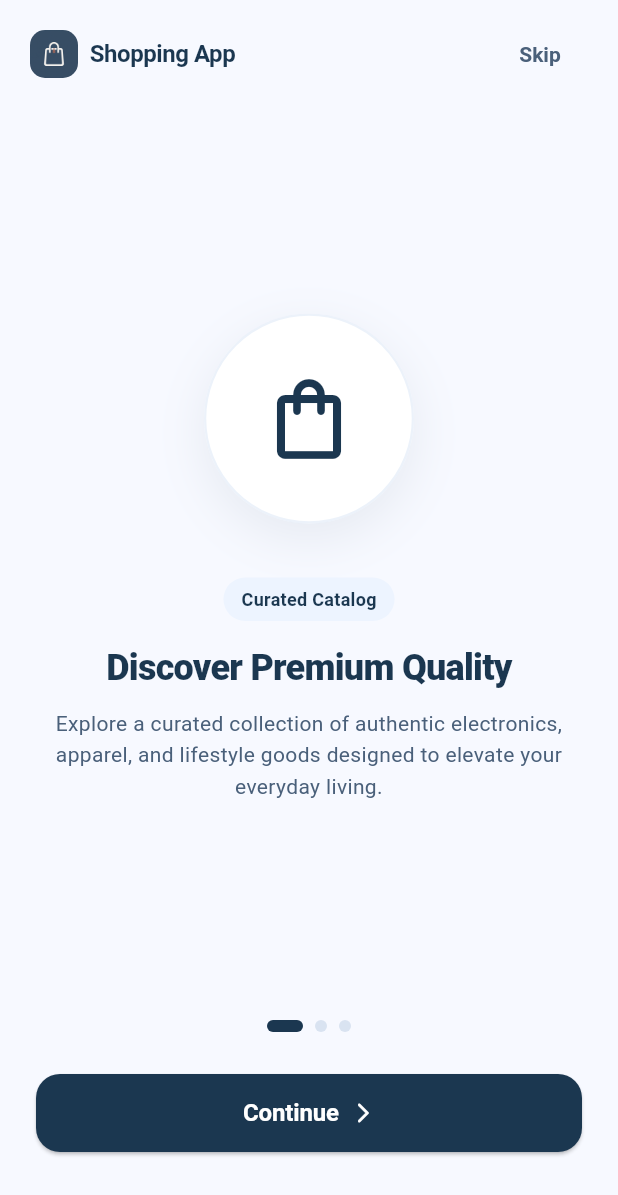
After one commit to mudasirunar/Shopping-App-Flutter, a Flutter app: the screen it shows after launch, on a phone screen of 412 x 824 dp. The commit adds this screen. Shown: the top 1195 px of the screen. Run offline on Flutter 3.47's test engine with Material 3 defaults, Android fonts, the phone set to English and light mode, and no system bars; our stand-ins replace cloud_firestore, firebase_auth, firebase_core, shared_preferences; accounts and stored records are empty.

Commit message:
feat: implement onboarding flow, add customizable sign-in options, and update back button styles across views

```diff
--- a/shopping_app/lib/core/theme/app_theme.dart
+++ b/shopping_app/lib/core/theme/app_theme.dart
@@ -1,4 +1,5 @@
 import 'package:flutter/material.dart';
+import 'package:flutter/services.dart';
 
 /// AppTheme defines the design system tokens extracted from the Stitch AI design.
 /// Features a Deep Slate / Ice White palette tailored for an elegant e-commerce experience.
@@ -68,6 +69,11 @@ class AppTheme {
         elevation: 0,
         scrolledUnderElevation: 1,
         centerTitle: false,
+        systemOverlayStyle: SystemUiOverlayStyle(
+          statusBarColor: Colors.transparent,
+          statusBarIconBrightness: Brightness.dark,
+          statusBarBrightness: Brightness.light,
+        ),
         titleTextStyle: TextStyle(
           color: primary,
           fontSize: 18,
--- a/shopping_app/lib/main.dart
+++ b/shopping_app/lib/main.dart
@@ -1,6 +1,8 @@
 import 'package:firebase_core/firebase_core.dart';
 import 'package:flutter/material.dart';
+import 'package:flutter/services.dart';
 import 'package:provider/provider.dart';
+import 'package:shared_preferences/shared_preferences.dart';
 import 'core/theme/app_theme.dart';
 import 'providers/address_provider.dart';
 import 'providers/auth_provider.dart';
@@ -8,9 +10,20 @@ import 'providers/cart_provider.dart';
 import 'providers/catalog_provider.dart';
 import 'providers/order_provider.dart';
 import 'views/main_shell.dart';
+import 'views/onboarding/onboarding_screen.dart';
 
 void main() async {
   WidgetsFlutterBinding.ensureInitialized();
+
+  SystemChrome.setSystemUIOverlayStyle(
+    const SystemUiOverlayStyle(
+      statusBarColor: Colors.transparent,
+      statusBarIconBrightness: Brightness.dark, // Android: dark status bar icons
+      statusBarBrightness: Brightness.light, // iOS: dark status bar text & icons
+      systemNavigationBarColor: Colors.white,
+      systemNavigationBarIconBrightness: Brightness.dark,
+    ),
+  );
 
   // Initialize Firebase purely from native config files (google-services.json & GoogleService-Info.plist)
   try {
@@ -19,11 +32,16 @@ void main() async {
     debugPrint('Firebase initialization note: $e');
   }
 
-  runApp(const ShoppingApp());
+  final prefs = await SharedPreferences.getInstance();
+  final hasSeenOnboarding = prefs.getBool('has_seen_onboarding') ?? false;
+
+  runApp(ShoppingApp(hasSeenOnboarding: hasSeenOnboarding));
 }
 
 class ShoppingApp extends StatelessWidget {
-  const ShoppingApp({super.key});
+  final bool hasSeenOnboarding;
+
+  const ShoppingApp({super.key, this.hasSeenOnboarding = false});
 
   @override
   Widget build(BuildContext context) {
@@ -39,7 +57,7 @@ class ShoppingApp extends StatelessWidget {
         title: 'Shopping App',
         debugShowCheckedModeBanner: false,
         theme: AppTheme.lightTheme,
-        home: const MainShell(),
+        home: hasSeenOnboarding ? const MainShell() : const OnboardingScreen(),
       ),
     );
   }
--- a/shopping_app/lib/views/address/addresses_screen.dart
+++ b/shopping_app/lib/views/address/addresses_screen.dart
@@ -63,7 +63,7 @@ class _AddressesScreenState extends State<AddressesScreen> {
         backgroundColor: AppTheme.surfaceContainerLowest,
         elevation: 0,
         leading: IconButton(
-          icon: const Icon(Icons.arrow_back, color: AppTheme.primary),
+          icon: const Icon(Icons.arrow_back_ios_new_rounded, color: AppTheme.primary, size: 20),
           onPressed: () => Navigator.pop(context),
         ),
         title: const Text(
--- a/shopping_app/lib/views/checkout/checkout_screen.dart
+++ b/shopping_app/lib/views/checkout/checkout_screen.dart
@@ -263,7 +263,7 @@ class _CheckoutScreenState extends State<CheckoutScreen> {
         backgroundColor: AppTheme.surfaceContainerLowest,
         elevation: 0,
         leading: IconButton(
-          icon: const Icon(Icons.arrow_back, color: AppTheme.primary),
+          icon: const Icon(Icons.arrow_back_ios_new_rounded, color: AppTheme.primary, size: 20),
           onPressed: () => Navigator.pop(context),
         ),
         title: const Text(
--- a/shopping_app/lib/views/details/product_details_screen.dart
+++ b/shopping_app/lib/views/details/product_details_screen.dart
@@ -39,7 +39,7 @@ class _ProductDetailsScreenState extends State<ProductDetailsScreen> {
         backgroundColor: AppTheme.surfaceContainerLowest,
         elevation: 0,
         leading: IconButton(
-          icon: const Icon(Icons.arrow_back, color: AppTheme.primary),
+          icon: const Icon(Icons.arrow_back_ios_new_rounded, color: AppTheme.primary, size: 20),
           onPressed: () => Navigator.pop(context),
         ),
         title: const Text(
--- /dev/null
+++ b/shopping_app/lib/views/onboarding/onboarding_screen.dart
@@ -0,0 +1,364 @@
+import 'package:flutter/material.dart';
+import 'package:flutter/services.dart';
+import 'package:shared_preferences/shared_preferences.dart';
+import '../../core/theme/app_theme.dart';
+import '../auth/sign_in_screen.dart';
+import '../main_shell.dart';
+
+class OnboardingScreen extends StatefulWidget {
+  const OnboardingScreen({super.key});
+
+  @override
+  State<OnboardingScreen> createState() => _OnboardingScreenState();
+}
+
+class _OnboardingScreenState extends State<OnboardingScreen> {
+  final PageController _pageController = PageController();
+  int _currentPage = 0;
+
+  static const List<_OnboardingData> _pages = [
+    _OnboardingData(
+      icon: Icons.shopping_bag_outlined,
+      title: 'Discover Premium Quality',
+      subtitle:
+          'Explore a curated collection of authentic electronics, apparel, and lifestyle goods designed to elevate your everyday living.',
+      badgeText: 'Curated Catalog',
+    ),
+    _OnboardingData(
+      icon: Icons.local_shipping_outlined,
+      title: 'Nationwide Cash on Delivery',
+      subtitle:
+          'Shop with complete peace of mind. Pay on arrival across Pakistan with free standard delivery on all orders over PKR 5,000.',
+      badgeText: 'Fast & Secure Delivery',
+    ),
+    _OnboardingData(
+      icon: Icons.verified_user_outlined,
+      title: 'Effortless Shopping & Tracking',
+      subtitle:
+          'Save up to 3 delivery addresses for instant checkout, track order history in real-time, and manage your cart smoothly.',
+      badgeText: 'Seamless Experience',
+    ),
+  ];
+
+  @override
+  void dispose() {
+    _pageController.dispose();
+    super.dispose();
+  }
+
+  Future<void> _completeOnboarding({required bool goToSignIn}) async {
+    final prefs = await SharedPreferences.getInstance();
+    await prefs.setBool('has_seen_onboarding', true);
+
+    if (!mounted) return;
+
+    if (goToSignIn) {
+      Navigator.pushReplacement(
+        context,
+        MaterialPageRoute(builder: (_) => const SignInScreen()),
+      );
+    } else {
+      Navigator.pushReplacement(
+        context,
+        MaterialPageRoute(builder: (_) => const MainShell()),
+      );
+    }
+  }
+
+  void _onNext() {
+    if (_currentPage < _pages.length - 1) {
+      _pageController.nextPage(
+        duration: const Duration(milliseconds: 350),
+        curve: Curves.easeInOut,
+      );
+    } else {
+      _completeOnboarding(goToSignIn: false);
+    }
+  }
+
+  @override
+  Widget build(BuildContext context) {
+    final isLastPage = _currentPage == _pages.length - 1;
+
+    return AnnotatedRegion<SystemUiOverlayStyle>(
+      value: const SystemUiOverlayStyle(
+        statusBarColor: Colors.transparent,
+        statusBarIconBrightness: Brightness.dark,
+        statusBarBrightness: Brightness.light,
+      ),
+      child: Scaffold(
+        backgroundColor: AppTheme.surface,
+        body: SafeArea(
+        child: Column(
+          children: [
+            // Top Navigation Bar
+            Padding(
+              padding: const EdgeInsets.symmetric(horizontal: 20, vertical: 12),
+              child: Row(
+                mainAxisAlignment: MainAxisAlignment.spaceBetween,
+                children: [
+                  // App Brand Mark
+                  Row(
+                    children: [
+                      ClipRRect(
+                        borderRadius: BorderRadius.circular(10),
+                        child: Image.asset(
+                          'assets/icon/app_icon.png',
+                          width: 32,
+                          height: 32,
+                          fit: BoxFit.cover,
+                        ),
+                      ),
+                      const SizedBox(width: 8),
+                      const Text(
+                        'Shopping App',
+                        style: TextStyle(
+                          fontSize: 16,
+                          fontWeight: FontWeight.w700,
+                          color: AppTheme.primary,
+                          letterSpacing: -0.3,
+                        ),
+                      ),
+                    ],
+                  ),
+
+                  // Skip Button (Keeps identical layout dimensions to prevent any top bar jerk)
+                  AnimatedOpacity(
+                    opacity: isLastPage ? 0.0 : 1.0,
+                    duration: const Duration(milliseconds: 250),
+                    curve: Curves.easeInOut,
+                    child: IgnorePointer(
+                      ignoring: isLastPage,
+                      child: TextButton(
+                        style: TextButton.styleFrom(
+                          foregroundColor: AppTheme.secondary,
+                          textStyle: const TextStyle(
+                            fontSize: 14,
+                            fontWeight: FontWeight.w600,
+                          ),
+                        ),
+                        onPressed: () => _completeOnboarding(goToSignIn: false),
+                        child: const Text('Skip'),
+                      ),
+                    ),
+                  ),
+                ],
+              ),
+            ),
+
+            // Page View
+            Expanded(
+              child: PageView.builder(
+                controller: _pageController,
+                itemCount: _pages.length,
+                onPageChanged: (index) => setState(() => _currentPage = index),
+                itemBuilder: (context, index) {
+                  final data = _pages[index];
+                  return Padding(
+                    padding: const EdgeInsets.symmetric(horizontal: 28),
+                    child: Column(
+                      mainAxisAlignment: MainAxisAlignment.center,
+                      children: [
+                        // Hero Icon Illustration Container
+                        Container(
+                          width: 140,
+                          height: 140,
+                          decoration: BoxDecoration(
+                            shape: BoxShape.circle,
+                            color: AppTheme.surfaceContainerLowest,
+                            boxShadow: [
+                              BoxShadow(
+                                color: AppTheme.primary.withOpacity(0.08),
+                                blurRadius: 28,
+                                offset: const Offset(0, 10),
+                              ),
+                            ],
+                            border: Border.all(
+                              color: AppTheme.surfaceContainerHigh.withOpacity(0.6),
+                              width: 1.5,
+                            ),
+                          ),
+                          child: Center(
+                            child: Icon(
+                              data.icon,
+                              size: 64,
+                              color: AppTheme.primary,
+                            ),
+                          ),
+                        ),
+                        const SizedBox(height: 36),
+
+                        // Badge Tag
+                        Container(
+                          padding: const EdgeInsets.symmetric(horizontal: 12, vertical: 6),
+                          decoration: BoxDecoration(
+                            color: AppTheme.surfaceContainerLow,
+                            borderRadius: BorderRadius.circular(20),
+                          ),
+                          child: Text(
+                            data.badgeText,
+                            style: const TextStyle(
+                              fontSize: 12,
+                              fontWeight: FontWeight.w700,
+                              color: AppTheme.primary,
+                              letterSpacing: 0.2,
+                            ),
+                          ),
+                        ),
+                        const SizedBox(height: 16),
+
+                        // Title
+                        Text(
+                          data.title,
+                          textAlign: TextAlign.center,
+                          style: const TextStyle(
+                            fontSize: 24,
+                            fontWeight: FontWeight.w800,
+                            color: AppTheme.primary,
+                            letterSpacing: -0.5,
+                            height: 1.25,
+                          ),
+                        ),
+                        const SizedBox(height: 12),
+
+                        // Subtitle
+                        Text(
+                          data.subtitle,
+                          textAlign: TextAlign.center,
+                          style: const TextStyle(
+                            fontSize: 14,
+                            color: AppTheme.secondary,
+                            height: 1.5,
+                          ),
+                        ),
+                      ],
+                    ),
+                  );
+                },
+              ),
+            ),
+
+            // Bottom Action Area
+            Padding(
+              padding: const EdgeInsets.fromLTRB(24, 8, 24, 20),
+              child: Column(
+                mainAxisSize: MainAxisSize.min,
+                children: [
+                  // Smooth Page Indicator Dots
+                  Row(
+                    mainAxisAlignment: MainAxisAlignment.center,
+                    children: List.generate(_pages.length, (index) {
+                      final isSelected = index == _currentPage;
+                      return AnimatedContainer(
+                        duration: const Duration(milliseconds: 300),
+                        curve: Curves.easeInOut,
+                        margin: const EdgeInsets.symmetric(horizontal: 4),
+                        width: isSelected ? 24 : 8,
+                        height: 8,
+                        decoration: BoxDecoration(
+                          color: isSelected
+                              ? AppTheme.primary
+                              : AppTheme.surfaceContainerHighest,
+                          borderRadius: BorderRadius.circular(4),
+                        ),
+                      );
+                    }),
+                  ),
+                  const SizedBox(height: 28),
+
+                  // Main Action Button (Next or Get Started)
+                  SizedBox(
+                    width: double.infinity,
+                    height: 52,
+                    child: ElevatedButton(
+                      style: ElevatedButton.styleFrom(
+                        backgroundColor: AppTheme.primary,
+                        foregroundColor: Colors.white,
+                        elevation: 1,
+                        shape: RoundedRectangleBorder(
+                          borderRadius: BorderRadius.circular(16),
+                        ),
+                      ),
+                      onPressed: _onNext,
+                      child: Row(
+                        mainAxisAlignment: MainAxisAlignment.center,
+                        children: [
+                          Text(
+                            isLastPage ? 'Get Started' : 'Continue',
+                            style: const TextStyle(
+                              fontSize: 16,
+                              fontWeight: FontWeight.w700,
+                            ),
+                          ),
+                          const SizedBox(width: 8),
+                          Icon(
+                            isLastPage
+                                ? Icons.arrow_forward_rounded
+                                : Icons.arrow_forward_ios_rounded,
+                            size: 16,
+                          ),
+                        ],
+                      ),
+                    ),
+                  ),
+                  const SizedBox(height: 12),
+
+                  // Sign In Option (Shown on the last step only, with smooth fade and fixed height to avoid layout shift)
+                  SizedBox(
+                    height: 24,
+                    child: AnimatedOpacity(
+                      opacity: isLastPage ? 1.0 : 0.0,
+                      duration: const Duration(milliseconds: 250),
+                      curve: Curves.easeInOut,
+                      child: IgnorePointer(
+                        ignoring: !isLastPage,
+                        child: Row(
+                          mainAxisAlignment: MainAxisAlignment.center,
+                          children: [
+                            const Text(
+                              'Already have an account? ',
+                              style: TextStyle(
+                                fontSize: 13,
+                                color: AppTheme.secondary,
+                              ),
+                            ),
+                            GestureDetector(
+                              onTap: () => _completeOnboarding(goToSignIn: true),
+                              child: const Text(
+                                'Sign In',
+                                style: TextStyle(
+                                  fontSize: 13,
+                                  fontWeight: FontWeight.w700,
+                                  color: AppTheme.primary,
+                                ),
+                              ),
+                            ),
+                          ],
+                        ),
+                      ),
+                    ),
+                  ),
+                ],
+              ),
+            ),
+          ],
+        ),
+      ),
+    ),
+  );
+}
+}
+
+class _OnboardingData {
+  final IconData icon;
+  final String title;
+  final String subtitle;
+  final String badgeText;
+
+  const _OnboardingData({
+    required this.icon,
+    required this.title,
+    required this.subtitle,
+    required this.badgeText,
+  });
+}
--- a/shopping_app/lib/views/orders/order_details_screen.dart
+++ b/shopping_app/lib/views/orders/order_details_screen.dart
@@ -21,7 +21,7 @@ class OrderDetailsScreen extends StatelessWidget {
         backgroundColor: AppTheme.surfaceContainerLowest,
         elevation: 0,
         leading: IconButton(
-          icon: const Icon(Icons.arrow_back, color: AppTheme.primary),
+          icon: const Icon(Icons.arrow_back_ios_new_rounded, color: AppTheme.primary, size: 20),
           onPressed: () => Navigator.pop(context),
         ),
         title: Text(
--- a/shopping_app/lib/views/orders/order_history_screen.dart
+++ b/shopping_app/lib/views/orders/order_history_screen.dart
@@ -37,7 +37,7 @@ class _OrderHistoryScreenState extends State<OrderHistoryScreen> {
         backgroundColor: AppTheme.surfaceContainerLowest,
         elevation: 0,
         leading: IconButton(
-          icon: const Icon(Icons.arrow_back, color: AppTheme.primary),
+          icon: const Icon(Icons.arrow_back_ios_new_rounded, color: AppTheme.primary, size: 20),
           onPressed: () => Navigator.pop(context),
         ),
         title: const Text(
```
Also changed, not shown: shopping_app/lib/views/account/account_screen.dart (+6 -2 lines), shopping_app/lib/views/auth/forgot_password_screen.dart (+7 -1 lines), shopping_app/lib/views/auth/otp_verification_screen.dart (+7 -1 lines), shopping_app/lib/views/auth/reset_password_screen.dart (+7 -1 lines), shopping_app/lib/views/auth/sign_in_screen.dart (+40 -7 lines), shopping_app/lib/views/auth/sign_up_screen.dart (+7 -1 lines), 1 other file.
